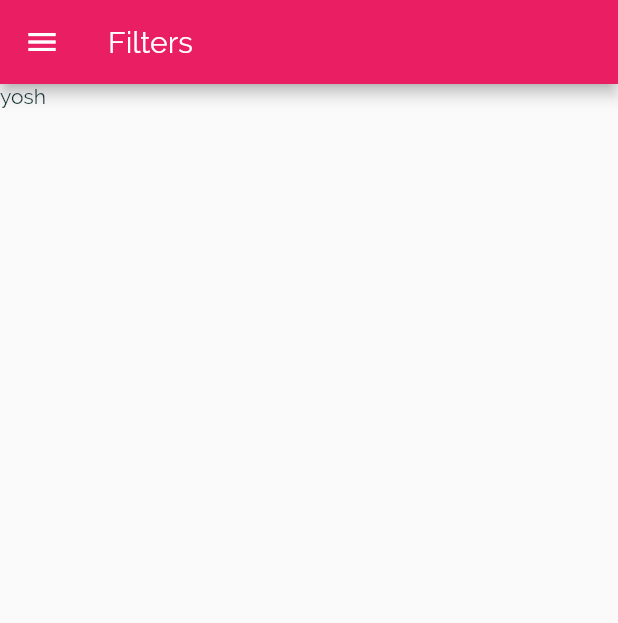
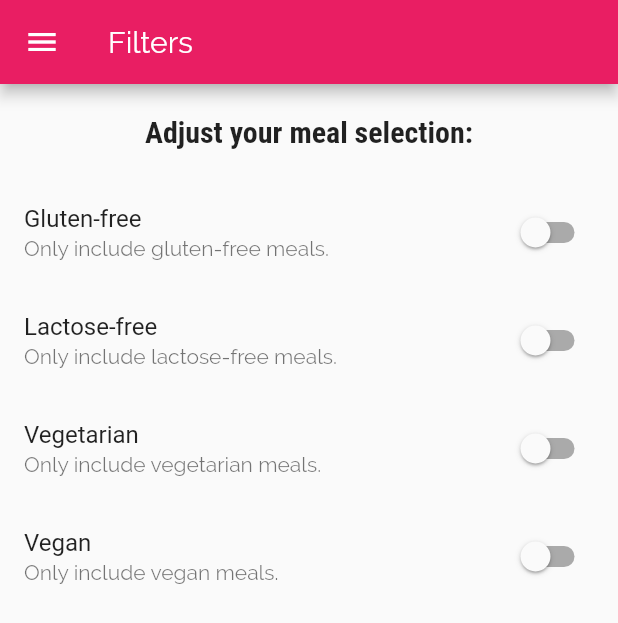
Before and after one commit to Plasmoxy/Bloomflute, a Flutter app: the FiltersScreen screen opened by its route, on a phone screen of 412 x 824 dp. Shown: the top 623 px of the screen. Run offline on Flutter 3.47's test engine with Material 2 defaults, Android fonts, the phone set to English and light mode, and no system bars.

Commit message:
filter switches

```diff
--- a/FlutterUdemy/meals_app/lib/screens/filters_screen.dart
+++ b/FlutterUdemy/meals_app/lib/screens/filters_screen.dart
@@ -1,8 +1,28 @@
 import 'package:flutter/material.dart';
 import 'package:meals_app/components/main_drawer.dart';
 
-class FiltersScreen extends StatelessWidget {
+class FiltersScreen extends StatefulWidget {
   static const route = '/filters';
+
+  @override
+  _FiltersScreenState createState() => _FiltersScreenState();
+}
+
+class _FiltersScreenState extends State<FiltersScreen> {
+  bool _glutenFree = false;
+  bool _vegetarian = false;
+  bool _vegan = false;
+  bool _lactoseFree = false;
+
+  Widget _switchListTile(String title, String subtitle, bool value, Function(bool) update) {
+    return SwitchListTile(
+      title: Text(title),
+      subtitle: Text(subtitle),
+      value: value,
+      onChanged: update,
+    );
+  }
+
   @override
   Widget build(BuildContext context) {
     return Scaffold(
@@ -10,7 +30,43 @@
         title: Text('Filters'),
       ),
       drawer: MainDrawer(),
-      body: Text("yosh"),
+      body: Column(children: <Widget>[
+        Container(
+          padding: EdgeInsets.all(20),
+          child: Text(
+            'Adjust your meal selection:',
+            style: Theme.of(context).textTheme.title,
+          ),
+        ),
+        Expanded(
+          child: ListView(children: <Widget>[
+            _switchListTile(
+              'Gluten-free',
+              'Only include gluten-free meals.',
+              _glutenFree,
+              (x) => setState(() => _glutenFree = x),
+            ),
+            _switchListTile(
+              'Lactose-free',
+              'Only include lactose-free meals.',
+              _lactoseFree,
+              (x) => setState(() => _lactoseFree = x),
+            ),
+            _switchListTile(
+              'Vegetarian',
+              'Only include vegetarian meals.',
+              _vegetarian,
+              (x) => setState(() => _vegetarian = x),
+            ),
+            _switchListTile(
+              'Vegan',
+              'Only include vegan meals.',
+              _vegan,
+              (x) => setState(() => _vegan = x),
+            ),
+          ]),
+        ),
+      ]),
     );
   }
 }
```
